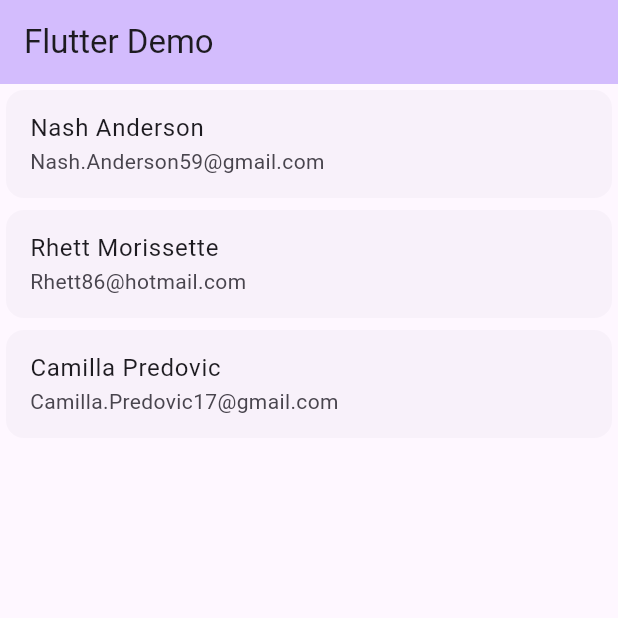
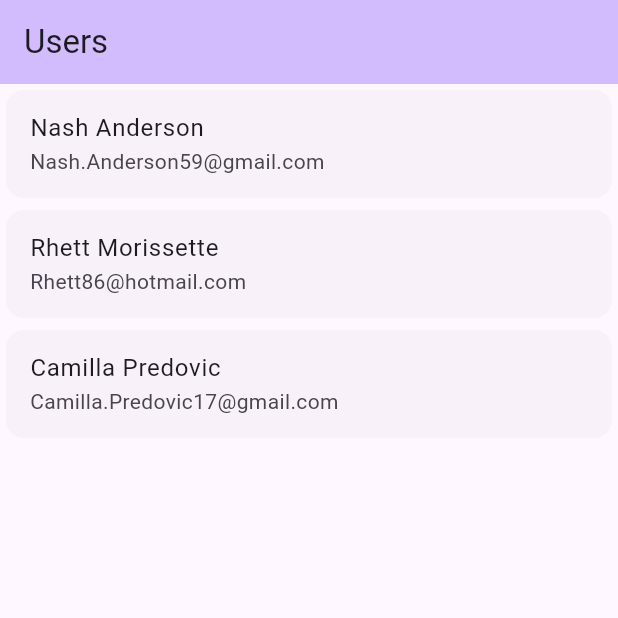
Before and after one commit to jatempa/flutter_mxlos_demo, a Flutter app: the screen it shows after launch, on a phone screen of 412 x 824 dp, the top half of it. Run offline on Flutter 3.47's test engine with Material 3 defaults, Android fonts, the phone set to English and light mode, and no system bars; our stand-ins replace toggle_switch.

Commit message:
Update title

```diff
--- a/lib/main.dart
+++ b/lib/main.dart
@@ -13,12 +13,12 @@ class MyApp extends StatelessWidget {
   Widget build(BuildContext context) {
     return MaterialApp(
       debugShowCheckedModeBanner: false,
-      title: 'Flutter Demo',
+      title: 'Users',
       theme: ThemeData(
         colorScheme: ColorScheme.fromSeed(seedColor: Colors.deepPurple),
         useMaterial3: true,
       ),
-      home: const MyHomePage(title: 'Flutter Demo'),
+      home: const MyHomePage(title: 'Users'),
     );
   }
 }
```
